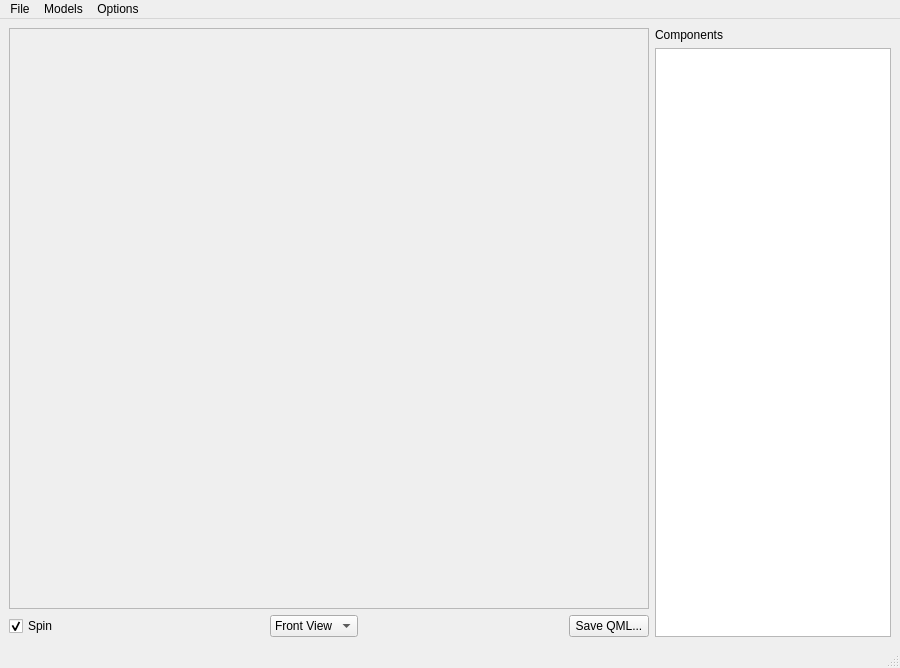
Above: demos/modelviewer/controls.ui from chgans/qextmouse3d before the change. Below: the same form after it.
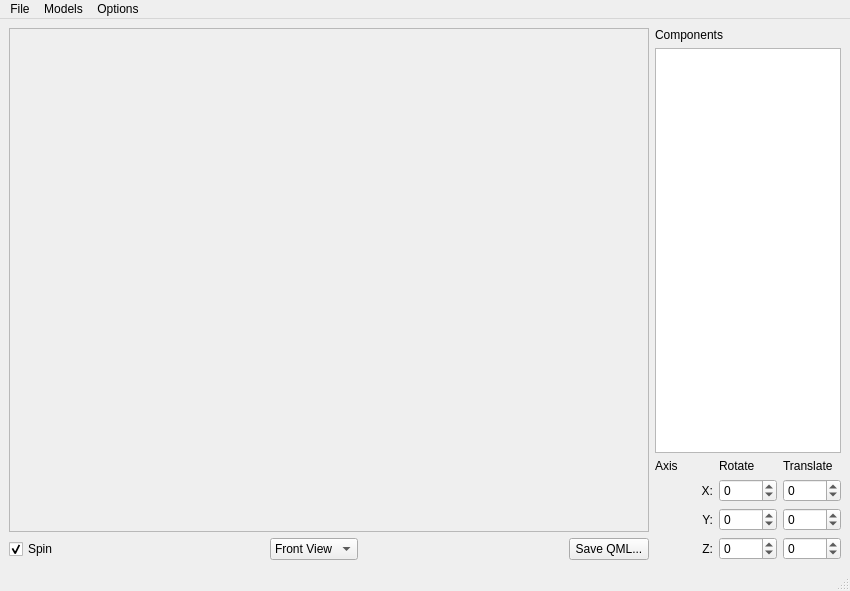
That is the form after the change.

Diff of the .ui file:
```diff
--- a/demos/modelviewer/controls.ui
+++ b/demos/modelviewer/controls.ui
@@ -6,8 +6,8 @@
    <rect>
     <x>0</x>
     <y>0</y>
-    <width>900</width>
-    <height>668</height>
+    <width>850</width>
+    <height>591</height>
    </rect>
   </property>
   <property name="windowTitle">
@@ -132,6 +132,121 @@
       <item>
        <widget class="QTreeView" name="treeView"/>
       </item>
+      <item>
+       <layout class="QGridLayout" name="gridLayout">
+        <item row="0" column="0">
+         <widget class="QLabel" name="label_5">
+          <property name="text">
+           <string>Axis</string>
+          </property>
+         </widget>
+        </item>
+        <item row="0" column="1">
+         <widget class="QLabel" name="label_6">
+          <property name="text">
+           <string>Rotate</string>
+          </property>
+         </widget>
+        </item>
+        <item row="0" column="2">
+         <widget class="QLabel" name="label_7">
+          <property name="text">
+           <string>Translate</string>
+          </property>
+         </widget>
+        </item>
+        <item row="1" column="0">
+         <widget class="QLabel" name="label_2">
+          <property name="text">
+           <string>X:</string>
+          </property>
+          <property name="alignment">
+           <set>Qt::AlignRight|Qt::AlignTrailing|Qt::AlignVCenter</set>
+          </property>
+         </widget>
+        </item>
+        <item row="1" column="1">
+         <widget class="QSpinBox" name="xRotSpin">
+          <property name="minimum">
+           <number>-180</number>
+          </property>
+          <property name="maximum">
+           <number>180</number>
+          </property>
+         </widget>
+        </item>
+        <item row="1" column="2">
+         <widget class="QSpinBox" name="xTranSpin">
+          <property name="minimum">
+           <number>-100</number>
+          </property>
+          <property name="maximum">
+           <number>100</number>
+          </property>
+         </widget>
+        </item>
+        <item row="2" column="0">
+         <widget class="QLabel" name="label_3">
+          <property name="text">
+           <string>Y:</string>
+          </property>
+          <property name="alignment">
+           <set>Qt::AlignRight|Qt::AlignTrailing|Qt::AlignVCenter</set>
+          </property>
+         </widget>
+        </item>
+        <item row="2" column="1">
+         <widget class="QSpinBox" name="yRotSpin">
+          <property name="minimum">
+           <number>-180</number>
+          </property>
+          <property name="maximum">
+           <number>180</number>
+          </property>
+         </widget>
+        </item>
+        <item row="2" column="2">
+         <widget class="QSpinBox" name="yTranSpin">
+          <property name="minimum">
+           <number>-100</number>
+          </property>
+          <property name="maximum">
+           <number>100</number>
+          </property>
+         </widget>
+        </item>
+        <item row="3" column="0">
+         <widget class="QLabel" name="label_4">
+          <property name="text">
+           <string>Z:</string>
+          </property>
+          <property name="alignment">
+           <set>Qt::AlignRight|Qt::AlignTrailing|Qt::AlignVCenter</set>
+          </property>
+         </widget>
+        </item>
+        <item row="3" column="1">
+         <widget class="QSpinBox" name="zRotSpin">
+          <property name="minimum">
+           <number>-180</number>
+          </property>
+          <property name="maximum">
+           <number>180</number>
+          </property>
+         </widget>
+        </item>
+        <item row="3" column="2">
+         <widget class="QSpinBox" name="zTranSpin">
+          <property name="minimum">
+           <number>-100</number>
+          </property>
+          <property name="maximum">
+           <number>100</number>
+          </property>
+         </widget>
+        </item>
+       </layout>
+      </item>
      </layout>
     </item>
    </layout>
@@ -141,7 +256,7 @@
     <rect>
      <x>0</x>
      <y>0</y>
-     <width>900</width>
+     <width>850</width>
      <height>22</height>
     </rect>
    </property>
```
